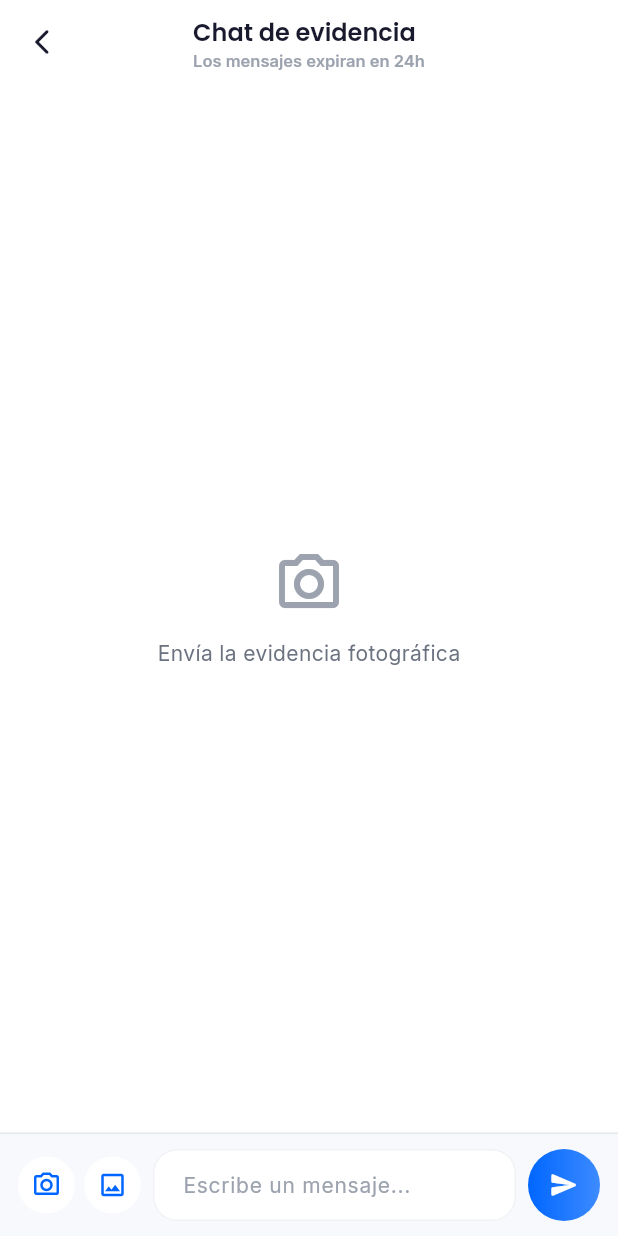
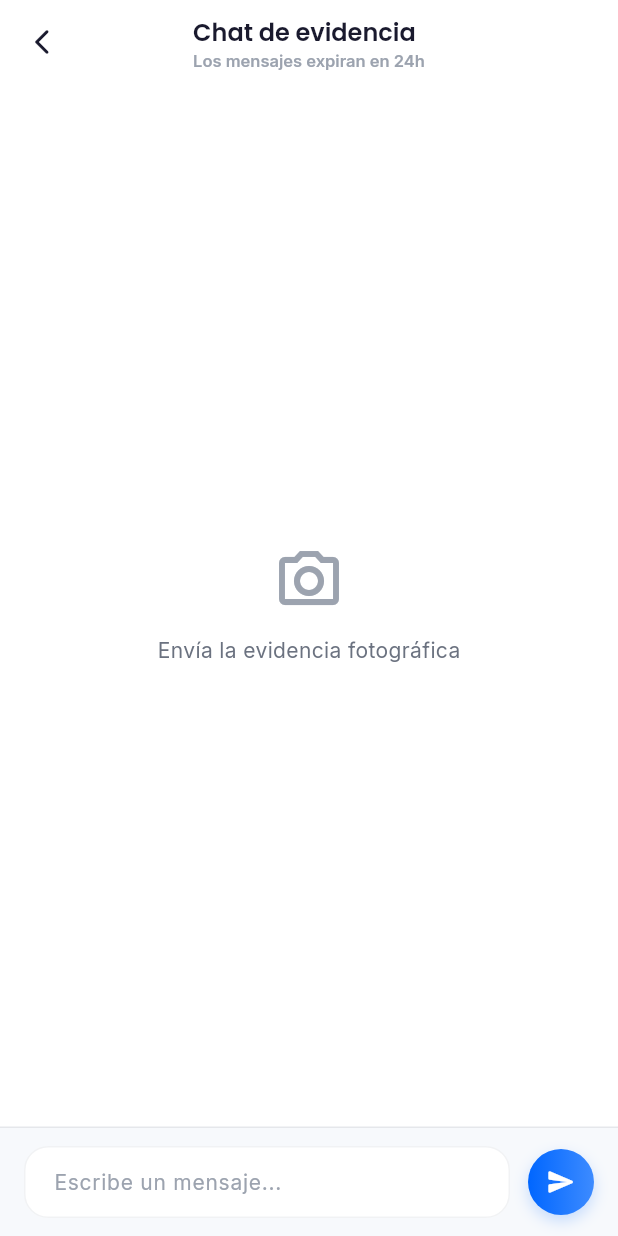
Before and after one commit to 0vethor0/App-ReservationFlowS, a Flutter app: the _ChatRoomView screen opened directly, on a phone screen of 412 x 824 dp. Run offline on Flutter 3.47's test engine with Material 3 defaults, Android fonts, the phone set to English and light mode, and no system bars; our stand-ins replace animate_do, cached_network_image, firebase_core, firebase_messaging, flutter_dotenv, flutter_image_compress and 11 more; accounts and stored records are empty; network calls fail.

Commit message:
fix: correccion dentro del sistemas de gestion de archivos
- Se resolvio el colapso expontaneo de la app al carga una imagen con la camara del dispositivo.
-Se mejoraron los estilos visuales del chat
-Se elimino la opcion de adjuntar archivos desde el chat de reservaciones

```diff
--- a/lib/features/messaging/domain/entities/canal_entity.dart
+++ b/lib/features/messaging/domain/entities/canal_entity.dart
@@ -2,6 +2,8 @@ class CanalEntity {
   final String id;
   final String reservaId;
   final String usuarioId;
+  final String? userName;
+  final String? userSpecialty;
   final String estado; // 'abierto', 'cerrado'
   final DateTime creadoEn;
 
@@ -9,6 +11,8 @@ class CanalEntity {
     required this.id,
     required this.reservaId,
     required this.usuarioId,
+    this.userName,
+    this.userSpecialty,
     required this.estado,
     required this.creadoEn,
   });
--- a/lib/features/messaging/presentation/screens/chat_screen.dart
+++ b/lib/features/messaging/presentation/screens/chat_screen.dart
@@ -1,7 +1,6 @@
 import 'dart:io';
 import 'package:flutter/material.dart';
 import 'package:provider/provider.dart';
-import 'package:image_picker/image_picker.dart';
 import 'package:intl/intl.dart';
 import 'package:google_fonts/google_fonts.dart';
 import 'package:cached_network_image/cached_network_image.dart';
@@ -64,13 +63,19 @@ class _CanalesListView extends StatelessWidget {
         automaticallyImplyLeading: false,
       ),
       body: provider.isLoading
-          ? const Center(child: CircularProgressIndicator(color: AppColors.primaryBlue))
+          ? const Center(
+              child: CircularProgressIndicator(color: AppColors.primaryBlue),
+            )
           : provider.canales.isEmpty
           ? const Center(
               child: Column(
                 mainAxisSize: MainAxisSize.min,
                 children: [
-                      Icon(Icons.chat_bubble_outline, size: 64, color: AppColors.textTertiary),
+                  Icon(
+                    Icons.chat_bubble_outline,
+                    size: 64,
+                    color: AppColors.textTertiary,
+                  ),
                   SizedBox(height: 16),
                   Text(
                     'No hay tickets activos',
@@ -83,7 +88,10 @@ class _CanalesListView extends StatelessWidget {
                   SizedBox(height: 8),
                   Text(
                     'Inicia uno desde una reservación activa',
-                        style: TextStyle(fontSize: 13, color: AppColors.textTertiary),
+                    style: TextStyle(
+                      fontSize: 13,
+                      color: AppColors.textTertiary,
+                    ),
                   ),
                 ],
               ),
@@ -122,7 +130,11 @@ class _CanalesListView extends StatelessWidget {
                                 color: AppColors.lightBlue,
                                 borderRadius: BorderRadius.circular(12),
                               ),
-                                  child: const Icon(Icons.support_agent, color: AppColors.primaryBlue, size: 24),
+                              child: const Icon(
+                                Icons.support_agent,
+                                color: AppColors.primaryBlue,
+                                size: 24,
+                              ),
                             ),
                             const SizedBox(width: 14),
                             Expanded(
@@ -130,6 +142,7 @@ class _CanalesListView extends StatelessWidget {
                                 crossAxisAlignment: CrossAxisAlignment.start,
                                 children: [
                                   Text(
+                                    canal.userName ??
                                         'Reserva #${canal.reservaId.substring(0, 8)}',
                                     style: GoogleFonts.inter(
                                       fontWeight: FontWeight.w600,
@@ -137,16 +150,32 @@ class _CanalesListView extends StatelessWidget {
                                       color: AppColors.textPrimary,
                                     ),
                                   ),
+                                  const SizedBox(height: 2),
+                                  if (canal.userSpecialty != null)
+                                    Text(
+                                      canal.userSpecialty!,
+                                      style: GoogleFonts.inter(
+                                        fontSize: 12,
+                                        color: AppColors.primaryBlue,
+                                        fontWeight: FontWeight.w500,
+                                      ),
+                                    ),
                                   const SizedBox(height: 4),
                                   Text(
                                     'Abierto ${DateFormat('dd/MM HH:mm').format(canal.creadoEn)}',
-                                        style: GoogleFonts.inter(fontSize: 12, color: AppColors.textTertiary),
+                                    style: GoogleFonts.inter(
+                                      fontSize: 12,
+                                      color: AppColors.textTertiary,
+                                    ),
                                   ),
                                 ],
                               ),
                             ),
                             Container(
-                                  padding: const EdgeInsets.symmetric(horizontal: 8, vertical: 4),
+                              padding: const EdgeInsets.symmetric(
+                                horizontal: 8,
+                                vertical: 4,
+                              ),
                               decoration: BoxDecoration(
                                 color: AppColors.successLight,
                                 borderRadius: BorderRadius.circular(8),
@@ -161,7 +190,10 @@ class _CanalesListView extends StatelessWidget {
                               ),
                             ),
                             const SizedBox(width: 8),
-                                const Icon(Icons.chevron_right, color: AppColors.textTertiary),
+                            const Icon(
+                              Icons.chevron_right,
+                              color: AppColors.textTertiary,
+                            ),
                           ],
                         ),
                       ),
@@ -219,7 +251,11 @@ class _ChatRoomViewState extends State<_ChatRoomView> {
         elevation: 0,
         surfaceTintColor: Colors.transparent,
         leading: IconButton(
-          icon: const Icon(Icons.arrow_back_ios_new_rounded, color: AppColors.textPrimary, size: 20),
+          icon: const Icon(
+            Icons.arrow_back_ios_new_rounded,
+            color: AppColors.textPrimary,
+            size: 20,
+          ),
           onPressed: () => provider.clearSelectedCanal(),
         ),
         title: Column(
@@ -235,7 +271,10 @@ class _ChatRoomViewState extends State<_ChatRoomView> {
             ),
             Text(
               'Los mensajes expiran en 24h',
-              style: GoogleFonts.inter(fontSize: 11, color: AppColors.textTertiary),
+              style: GoogleFonts.inter(
+                fontSize: 11,
+                color: AppColors.textTertiary,
+              ),
             ),
           ],
         ),
@@ -249,22 +288,33 @@ class _ChatRoomViewState extends State<_ChatRoomView> {
                     child: Column(
                       mainAxisSize: MainAxisSize.min,
                       children: [
-                        Icon(Icons.photo_camera_outlined, size: 48, color: AppColors.textTertiary),
+                        Icon(
+                          Icons.photo_camera_outlined,
+                          size: 48,
+                          color: AppColors.textTertiary,
+                        ),
                         SizedBox(height: 12),
                         Text(
                           'Envía la evidencia fotográfica',
-                          style: TextStyle(fontSize: 14, color: AppColors.textSecondary),
+                          style: TextStyle(
+                            fontSize: 14,
+                            color: AppColors.textSecondary,
+                          ),
                         ),
                       ],
                     ),
                   )
                 : ListView.builder(
                     controller: _scrollController,
-                    padding: const EdgeInsets.symmetric(horizontal: 16, vertical: 12),
+                    padding: const EdgeInsets.symmetric(
+                      horizontal: 16,
+                      vertical: 12,
+                    ),
                     itemCount: provider.mensajes.length,
                     itemBuilder: (context, index) {
                       final msg = provider.mensajes[index];
-                      final isMe = msg.remitenteId == currentUserId ||
+                      final isMe =
+                          msg.remitenteId == currentUserId ||
                           msg.remitenteId.isEmpty; // temp optimistic msg
                       return _MessageBubble(
                         mensaje: msg,
@@ -300,11 +350,18 @@ class _ChatRoomViewState extends State<_ChatRoomView> {
                   Expanded(
                     child: Text(
                       'Imagen seleccionada',
-                      style: GoogleFonts.inter(fontSize: 13, color: AppColors.textSecondary),
+                      style: GoogleFonts.inter(
+                        fontSize: 13,
+                        color: AppColors.textSecondary,
+                      ),
                     ),
                   ),
                   IconButton(
-                    icon: const Icon(Icons.close_rounded, color: AppColors.textTertiary, size: 20),
+                    icon: const Icon(
+                      Icons.close_rounded,
+                      color: AppColors.textTertiary,
+                      size: 20,
+                    ),
                     onPressed: () => provider.clearSelectedImage(),
                   ),
                 ],
@@ -313,7 +370,7 @@ class _ChatRoomViewState extends State<_ChatRoomView> {
 
           // ── Input Bar ──
           Container(
-            padding: const EdgeInsets.symmetric(horizontal: 12, vertical: 10),
+            padding: const EdgeInsets.symmetric(horizontal: 16, vertical: 12),
             decoration: const BoxDecoration(
               color: AppColors.surfaceLight,
               border: Border(top: BorderSide(color: AppColors.divider)),
@@ -322,60 +379,59 @@ class _ChatRoomViewState extends State<_ChatRoomView> {
               top: false,
               child: Row(
                 children: [
-                  // Camera button
-                  _CircleActionButton(
-                    icon: Icons.camera_alt_outlined,
-                    onPressed: () async {
-                      final picker = ImagePicker();
-                      final xfile = await picker.pickImage(source: ImageSource.camera, imageQuality: 70);
-                      if (xfile != null) {
-                        provider.selectImage(File(xfile.path));
-                      }
-                    },
-                  ),
-                  const SizedBox(width: 6),
-                  // Gallery button
-                  _CircleActionButton(
-                    icon: Icons.image_outlined,
-                    onPressed: () async {
-                      final picker = ImagePicker();
-                      final xfile = await picker.pickImage(source: ImageSource.gallery, imageQuality: 70);
-                      if (xfile != null) {
-                        provider.selectImage(File(xfile.path));
-                      }
-                    },
-                  ),
-                  const SizedBox(width: 8),
                   // Text field
                   Expanded(
                     child: TextField(
                       controller: _textController,
-                      style: GoogleFonts.inter(color: AppColors.textPrimary, fontSize: 14),
+                      style: GoogleFonts.inter(
+                        color: AppColors.textPrimary,
+                        fontSize: 14,
+                      ),
                       textCapitalization: TextCapitalization.sentences,
                       decoration: InputDecoration(
                         hintText: 'Escribe un mensaje...',
-                        hintStyle: GoogleFonts.inter(color: AppColors.textTertiary, fontSize: 14),
+                        hintStyle: GoogleFonts.inter(
+                          color: AppColors.textTertiary,
+                          fontSize: 14,
+                        ),
                         border: OutlineInputBorder(
                           borderRadius: BorderRadius.circular(24),
                           borderSide: BorderSide.none,
                         ),
                         filled: true,
                         fillColor: Colors.white,
-                        contentPadding: const EdgeInsets.symmetric(horizontal: 16, vertical: 10),
+                        contentPadding: const EdgeInsets.symmetric(
+                          horizontal: 16,
+                          vertical: 10,
                         ),
                       ),
                     ),
-                  const SizedBox(width: 8),
+                  ),
+                  const SizedBox(width: 12),
                   // Send button
                   Container(
+                    height: 44,
+                    width: 44,
                     decoration: BoxDecoration(
                       gradient: AppColors.primaryGradient,
-                      borderRadius: BorderRadius.circular(24),
+                      borderRadius: BorderRadius.circular(22),
+                      boxShadow: [
+                        BoxShadow(
+                          color: AppColors.primaryBlue.withValues(alpha: 0.2),
+                          blurRadius: 8,
+                          offset: const Offset(0, 4),
+                        ),
+                      ],
                     ),
                     child: IconButton(
-                      icon: const Icon(Icons.send_rounded, color: Colors.white, size: 20),
+                      icon: const Icon(
+                        Icons.send_rounded,
+                        color: Colors.white,
+                        size: 20,
+                      ),
                       onPressed: () async {
-                        if (_textController.text.trim().isNotEmpty || provider.selectedImage != null) {
+                        if (_textController.text.trim().isNotEmpty ||
+                            provider.selectedImage != null) {
                           final text = _textController.text;
                           _textController.clear();
                           await provider.enviarMensaje(text);
@@ -431,7 +487,9 @@ class _MessageBubble extends StatelessWidget {
               ),
             ],
           ),
-          constraints: BoxConstraints(maxWidth: MediaQuery.of(context).size.width * 0.72),
+          constraints: BoxConstraints(
+            maxWidth: MediaQuery.of(context).size.width * 0.72,
+          ),
           child: Column(
             crossAxisAlignment: CrossAxisAlignment.end,
             children: [
@@ -464,13 +522,12 @@ class _MessageBubble extends StatelessWidget {
                     DateFormat('HH:mm').format(mensaje.creadoEn),
                     style: GoogleFonts.inter(
                       fontSize: 10,
-                      color: isMe ? Colors.white.withValues(alpha: 0.6) : AppColors.textTertiary,
+                      color: isMe
+                          ? Colors.white.withValues(alpha: 0.6)
+                          : AppColors.textTertiary,
                     ),
                   ),
-                  if (isMe) ...[
-                    const SizedBox(width: 4),
-                    _buildStatusIcon(),
-                  ],
+                  if (isMe) ...[const SizedBox(width: 4), _buildStatusIcon()],
                 ],
               ),
             ],
@@ -482,12 +539,14 @@ class _MessageBubble extends StatelessWidget {
 
   bool get _hasImage =>
       mensaje.archivoUrl != null ||
-      (mensaje.archivoLocalPath != null && mensaje.estado != MensajeEstado.enviado);
+      (mensaje.archivoLocalPath != null &&
+          mensaje.estado != MensajeEstado.enviado);
 
   Widget _buildImage() {
     // Optimistic: show from local cache
     if (mensaje.archivoLocalPath != null &&
-        (mensaje.estado == MensajeEstado.enviando || mensaje.estado == MensajeEstado.error)) {
+        (mensaje.estado == MensajeEstado.enviando ||
+            mensaje.estado == MensajeEstado.error)) {
       return Stack(
         children: [
           ClipRRect(
@@ -539,7 +598,10 @@ class _MessageBubble extends StatelessWidget {
               child: SizedBox(
                 width: 24,
                 height: 24,
-                child: CircularProgressIndicator(strokeWidth: 2, color: AppColors.primaryBlue),
+                child: CircularProgressIndicator(
+                  strokeWidth: 2,
+                  color: AppColors.primaryBlue,
+                ),
               ),
             ),
           ),
@@ -549,7 +611,9 @@ class _MessageBubble extends StatelessWidget {
               color: AppColors.errorLight,
               borderRadius: BorderRadius.circular(10),
             ),
-            child: const Center(child: Icon(Icons.broken_image_outlined, color: AppColors.error)),
+            child: const Center(
+              child: Icon(Icons.broken_image_outlined, color: AppColors.error),
+            ),
           ),
         ),
       );
@@ -561,37 +625,23 @@ class _MessageBubble extends StatelessWidget {
   Widget _buildStatusIcon() {
     switch (mensaje.estado) {
       case MensajeEstado.enviando:
-        return Icon(Icons.access_time_rounded, size: 14, color: Colors.white.withValues(alpha: 0.6));
+        return Icon(
+          Icons.access_time_rounded,
+          size: 14,
+          color: Colors.white.withValues(alpha: 0.6),
+        );
       case MensajeEstado.enviado:
-        return Icon(Icons.done_all_rounded, size: 14, color: Colors.white.withValues(alpha: 0.8));
+        return Icon(
+          Icons.done_all_rounded,
+          size: 14,
+          color: Colors.white.withValues(alpha: 0.8),
+        );
       case MensajeEstado.error:
-        return const Icon(Icons.error_outline_rounded, size: 14, color: Colors.redAccent);
+        return const Icon(
+          Icons.error_outline_rounded,
+          size: 14,
+          color: Colors.redAccent,
+        );
     }
   }
 }
-
-// ─── Small Circle Button ────────────────────────────────────────
-
-class _CircleActionButton extends StatelessWidget {
-  final IconData icon;
-  final VoidCallback onPressed;
-
-  const _CircleActionButton({required this.icon, required this.onPressed});
-
-  @override
-  Widget build(BuildContext context) {
-    return SizedBox(
-      width: 38,
-      height: 38,
-      child: Material(
-        color: Colors.white,
-        borderRadius: BorderRadius.circular(19),
-        child: InkWell(
-          borderRadius: BorderRadius.circular(19),
-          onTap: onPressed,
-          child: Icon(icon, size: 20, color: AppColors.primaryBlue),
-        ),
-      ),
-    );
-  }
-}
--- a/lib/presentation/screens/dashboard/components/upcoming_reservation_tile.dart
+++ b/lib/presentation/screens/dashboard/components/upcoming_reservation_tile.dart
@@ -24,7 +24,7 @@ class UpcomingReservationTile extends StatelessWidget {
     String formattedTime = '';
     try {
       if (startTimeRaw.isNotEmpty) {
-        final dt = DateTime.parse(startTimeRaw);
+        final dt = DateTime.parse(startTimeRaw).toLocal();
         formattedTime =
             '${dt.hour.toString().padLeft(2, '0')}:${dt.minute.toString().padLeft(2, '0')}';
       }
```
Also changed, not shown: lib/core/services/notification/notification_service_impl.dart (+26 -1 lines), lib/features/messaging/data/datasources/messaging_remote_datasource.dart (+5 -8 lines), lib/features/messaging/data/models/canal_model.dart (+17 -0 lines), lib/presentation/screens/dashboard/components/utilization_chart.dart (+117 -35 lines). Lines whose indentation alone changed are shown as unchanged.
